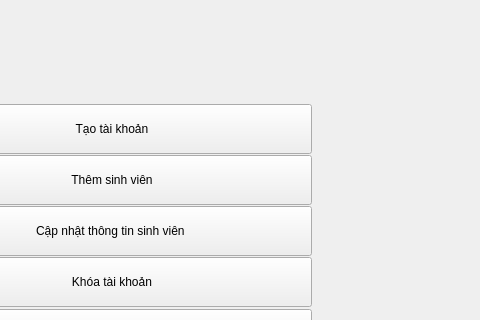
First picture: the form in projectPy/login_success.ui, repository Nhat2510/project-Python, before the edit; both pictures show x 269 to 749 and y 0 to 320 of the 749 by 581 pixel window.
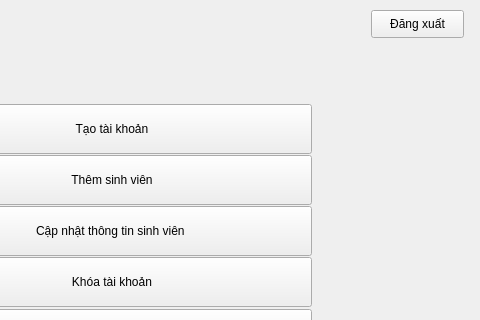
Second picture: the form after the edit.

Patch:
```diff
--- a/projectPy/login_success.ui
+++ b/projectPy/login_success.ui
@@ -143,6 +143,19 @@
      <string>Thêm sinh viên</string>
     </property>
    </widget>
+   <widget class="QPushButton" name="btn_logout">
+    <property name="geometry">
+     <rect>
+      <x>640</x>
+      <y>10</y>
+      <width>93</width>
+      <height>28</height>
+     </rect>
+    </property>
+    <property name="text">
+     <string>Đăng xuất</string>
+    </property>
+   </widget>
   </widget>
   <widget class="QMenuBar" name="menubar">
    <property name="geometry">
```
